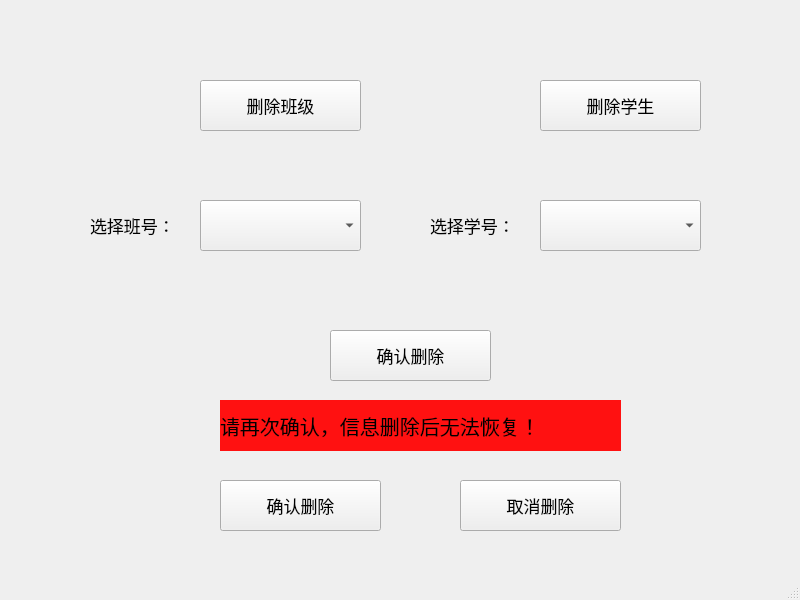
The window that UI/DelInformation.ui (ZxxWs/CppClassDesign) describes before a commit, drawn with Qt 5.
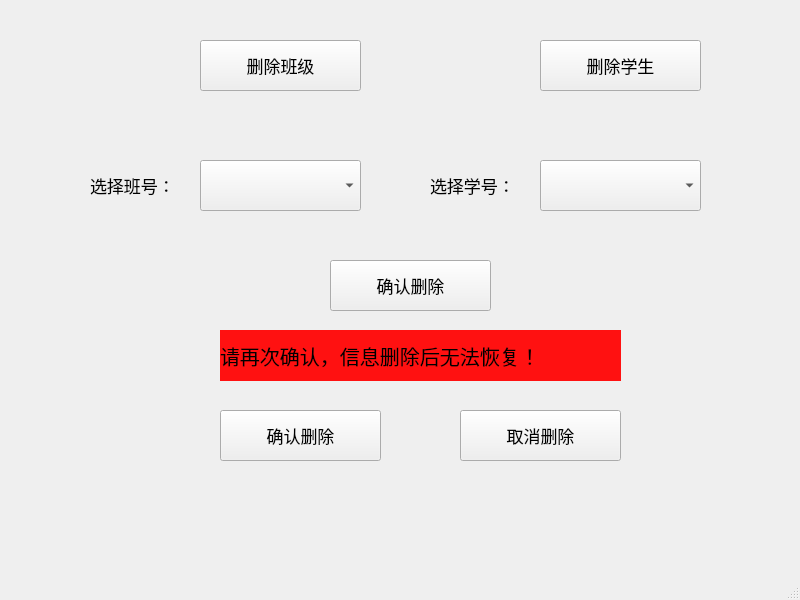
The same window after the commit.

What changed in the file:
```diff
--- a/UI/DelInformation.ui
+++ b/UI/DelInformation.ui
@@ -18,7 +18,7 @@
     <property name="geometry">
      <rect>
       <x>200</x>
-      <y>80</y>
+      <y>40</y>
       <width>161</width>
       <height>51</height>
      </rect>
@@ -36,7 +36,7 @@
     <property name="geometry">
      <rect>
       <x>540</x>
-      <y>80</y>
+      <y>40</y>
       <width>161</width>
       <height>51</height>
      </rect>
@@ -54,7 +54,7 @@
     <property name="geometry">
      <rect>
       <x>200</x>
-      <y>200</y>
+      <y>160</y>
       <width>161</width>
       <height>51</height>
      </rect>
@@ -69,7 +69,7 @@
     <property name="geometry">
      <rect>
       <x>540</x>
-      <y>200</y>
+      <y>160</y>
       <width>161</width>
       <height>51</height>
      </rect>
@@ -84,7 +84,7 @@
     <property name="geometry">
      <rect>
       <x>90</x>
-      <y>200</y>
+      <y>160</y>
       <width>101</width>
       <height>51</height>
      </rect>
@@ -102,7 +102,7 @@
     <property name="geometry">
      <rect>
       <x>430</x>
-      <y>200</y>
+      <y>160</y>
       <width>131</width>
       <height>51</height>
      </rect>
@@ -120,7 +120,7 @@
     <property name="geometry">
      <rect>
       <x>330</x>
-      <y>330</y>
+      <y>260</y>
       <width>161</width>
       <height>51</height>
      </rect>
@@ -138,7 +138,7 @@
     <property name="geometry">
      <rect>
       <x>220</x>
-      <y>400</y>
+      <y>330</y>
       <width>401</width>
       <height>51</height>
      </rect>
@@ -159,7 +159,7 @@
     <property name="geometry">
      <rect>
       <x>220</x>
-      <y>480</y>
+      <y>410</y>
       <width>161</width>
       <height>51</height>
      </rect>
@@ -177,7 +177,7 @@
     <property name="geometry">
      <rect>
       <x>460</x>
-      <y>480</y>
+      <y>410</y>
       <width>161</width>
       <height>51</height>
      </rect>
@@ -191,6 +191,27 @@
      <string>取消删除</string>
     </property>
    </widget>
+   <widget class="QLabel" name="TagLabel">
+    <property name="geometry">
+     <rect>
+      <x>290</x>
+      <y>480</y>
+      <width>261</width>
+      <height>41</height>
+     </rect>
+    </property>
+    <property name="font">
+     <font>
+      <pointsize>13</pointsize>
+     </font>
+    </property>
+    <property name="text">
+     <string/>
+    </property>
+    <property name="alignment">
+     <set>Qt::AlignLeading|Qt::AlignLeft|Qt::AlignVCenter</set>
+    </property>
+   </widget>
   </widget>
   <widget class="QMenuBar" name="menubar">
    <property name="geometry">
```
